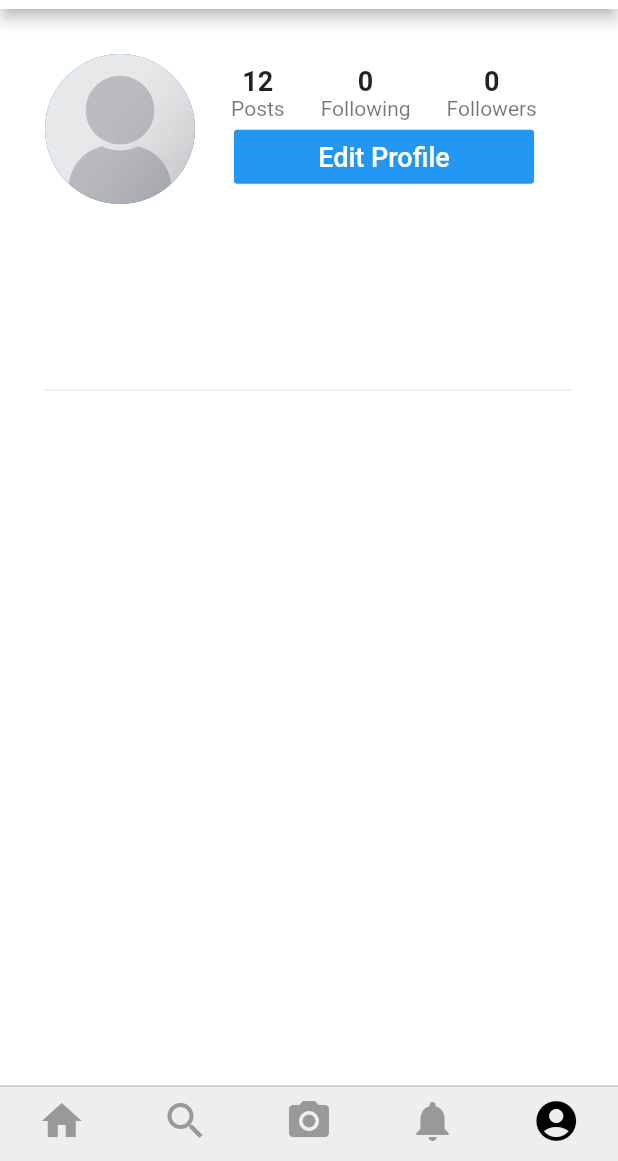
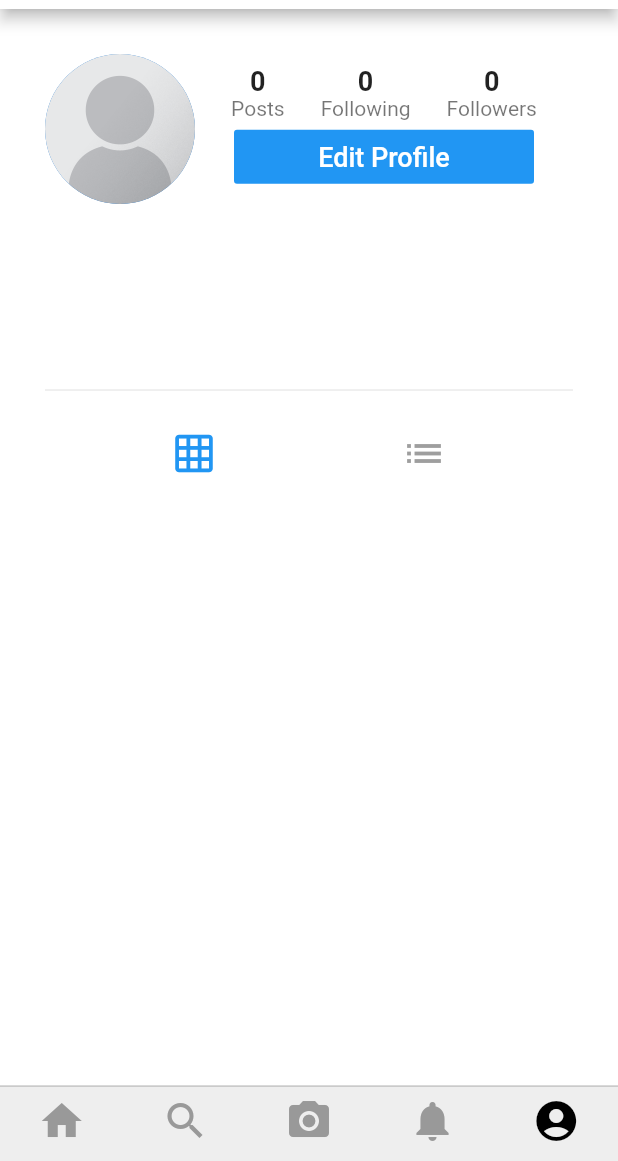
Before and after one commit to lahiruzone/flutter-firebase-instagram, a Flutter app: the screen it shows once a user with an empty profile is signed in, swiped to page 5, on a phone screen of 412 x 824 dp, the part 75-1236 px from its top. Run offline on Flutter 3.47's test engine with Material 2 defaults, Android fonts, the phone set to English and light mode, and no system bars; our stand-ins replace cached_network_image, cloud_firestore, firebase_auth, firebase_storage, flutter_image_compress, image_cropper and 2 more; accounts and stored records are empty.

Commit message:
User profile Post view => Grid and List views

```diff
--- a/lib/screens/profile_screen.dart
+++ b/lib/screens/profile_screen.dart
@@ -1,10 +1,12 @@
 import 'package:cached_network_image/cached_network_image.dart';
 import 'package:flutter/material.dart';
+import 'package:flutter_firebase_instagram/models/post_model.dart';
 import 'package:flutter_firebase_instagram/models/user_data.dart';
 import 'package:flutter_firebase_instagram/models/user_model.dart';
 import 'package:flutter_firebase_instagram/screens/EditProfileScreen.dart';
 import 'package:flutter_firebase_instagram/services/database_service.dart';
 import 'package:flutter_firebase_instagram/utilities/constant.dart';
+import 'package:flutter_firebase_instagram/widgets/post_list_view.dart';
 import 'package:provider/provider.dart';
 
 class ProfileScreen extends StatefulWidget {
@@ -23,6 +25,9 @@ class _ProfileScreenState extends State<ProfileScreen> {
   bool _isFollowing = false;
   int _followerCount = 0;
   int _followingCount = 0;
+  List<Post> _posts = [];
+  User _author;
+  int _displayPost = 0; // 0 - gird, 1 - colum
 
   @override
   void initState() {
@@ -30,6 +35,8 @@ class _ProfileScreenState extends State<ProfileScreen> {
     _setupIsFollowing();
     _setupFollowers();
     _setupFollowing();
+    _setupUserPosts();
+    _setUpPostAuthor();
   }
 
   //becourse you can not run asyn in init
@@ -54,6 +61,20 @@ class _ProfileScreenState extends State<ProfileScreen> {
     int userFollowingCount = await DatabaseService.numFollowing(widget.userId);
     setState(() {
       _followingCount = userFollowingCount;
+    });
+  }
+
+  _setupUserPosts() async {
+    List<Post> posts = await DatabaseService.getUserPosts(widget.userId);
+    setState(() {
+      _posts = posts;
+    });
+  }
+
+  _setUpPostAuthor() async {
+    User author = await DatabaseService.getUserFromId(widget.userId);
+    setState(() {
+      _author = author;
     });
   }
 
@@ -124,6 +145,129 @@ class _ProfileScreenState extends State<ProfileScreen> {
           );
   }
 
+  _buildProfileInfor(User user) {
+    return Column(
+      children: <Widget>[
+        Padding(
+          padding: const EdgeInsets.fromLTRB(30.0, 30.0, 30.0, 0),
+          child: Row(
+            children: <Widget>[
+              CircleAvatar(
+                radius: 50.0,
+                backgroundImage: user.profileImageUrl.isEmpty
+                    ? AssetImage('assets/images/user_paceholder.png')
+                    : CachedNetworkImageProvider(user.profileImageUrl),
+              ),
+              Expanded(
+                child: Column(
+                  children: <Widget>[
+                    Row(
+                      mainAxisAlignment: MainAxisAlignment.spaceEvenly,
+                      children: <Widget>[
+                        _profileDetails(_posts.length, 'Posts'),
+                        _profileDetails(_followingCount, 'Following'),
+                        _profileDetails(_followerCount, 'Followers'),
+                      ],
+                    ),
+                    _displayButton(user),
+                  ],
+                ),
+              )
+            ],
+          ),
+        ),
+        Padding(
+          padding: const EdgeInsets.symmetric(horizontal: 30.0, vertical: 10.0),
+          child: Column(
+            crossAxisAlignment: CrossAxisAlignment.start,
+            children: <Widget>[
+              Text(
+                user.name,
+                style: TextStyle(fontSize: 18.0, fontWeight: FontWeight.bold),
+              ),
+              SizedBox(
+                height: 5.0,
+              ),
+              Container(height: 80.0, child: Text(user.bio)),
+              Divider()
+            ],
+          ),
+        )
+      ],
+    );
+  }
+
+  _buildToggleButton() {
+    return Row(
+      mainAxisAlignment: MainAxisAlignment.spaceEvenly,
+      children: <Widget>[
+        IconButton(
+            icon: Icon(Icons.grid_on),
+            iconSize: 30.0,
+            color: _displayPost == 0
+                ? Theme.of(context).primaryColor
+                : Colors.grey,
+            onPressed: () {
+              setState(() {
+                _displayPost = 0;
+              });
+            }),
+        IconButton(
+            icon: Icon(Icons.list),
+            iconSize: 30.0,
+            color: _displayPost == 1
+                ? Theme.of(context).primaryColor
+                : Colors.grey,
+            onPressed: () {
+              setState(() {
+                _displayPost = 1;
+              });
+            })
+      ],
+    );
+  }
+
+  _buildTilePost(Post post) {
+    return GridTile(
+      child: Image(
+        image: CachedNetworkImageProvider(post.imageUrl),
+        fit: BoxFit.cover,
+      ),
+    );
+  }
+
+  _buildDispalyPost() {
+    if (_displayPost == 0) {
+      //Grid
+      List<GridTile> tiles = [];
+      _posts.forEach((post) => tiles.add(_buildTilePost(post)));
+      return GridView.count(
+        crossAxisCount: 3,
+        childAspectRatio: 1.0,
+        mainAxisSpacing: 2.0,
+        crossAxisSpacing: 2.0,
+        shrinkWrap: true,
+        physics: NeverScrollableScrollPhysics(), //to scroll whole page
+        // children: <Widget>[],
+        children: tiles,
+      );
+    } else {
+      //Column
+      List<PostListView> postListView = [];
+      _posts.forEach((post) {
+        postListView.add(PostListView(
+          post: post,
+          currentUserId: widget.currentUserId,
+          author: _author,
+          isPostListVieweUsedInProfileScreen: true,
+        ));
+      });
+      return Column(
+        children: postListView,
+      );
+    }
+  }
+
   @override
   Widget build(BuildContext context) {
     return Scaffold(
@@ -153,53 +297,9 @@ class _ProfileScreenState extends State<ProfileScreen> {
             print(user.profileImageUrl);
             return ListView(
               children: <Widget>[
-                Padding(
-                  padding: const EdgeInsets.fromLTRB(30.0, 30.0, 30.0, 0),
-                  child: Row(
-                    children: <Widget>[
-                      CircleAvatar(
-                        radius: 50.0,
-                        backgroundImage: user.profileImageUrl.isEmpty
-                            ? AssetImage('assets/images/user_paceholder.png')
-                            : CachedNetworkImageProvider(user.profileImageUrl),
-                      ),
-                      Expanded(
-                        child: Column(
-                          children: <Widget>[
-                            Row(
-                              mainAxisAlignment: MainAxisAlignment.spaceEvenly,
-                              children: <Widget>[
-                                _profileDetails(12, 'Posts'),
-                                _profileDetails(_followingCount, 'Following'),
-                                _profileDetails(_followerCount, 'Followers'),
-                              ],
-                            ),
-                            _displayButton(user),
-                          ],
-                        ),
-                      )
-                    ],
-                  ),
-                ),
-                Padding(
-                  padding: const EdgeInsets.symmetric(
-                      horizontal: 30.0, vertical: 10.0),
-                  child: Column(
-                    crossAxisAlignment: CrossAxisAlignment.start,
-                    children: <Widget>[
-                      Text(
-                        user.name,
-                        style: TextStyle(
-                            fontSize: 18.0, fontWeight: FontWeight.bold),
-                      ),
-                      SizedBox(
-                        height: 5.0,
-                      ),
-                      Container(height: 80.0, child: Text(user.bio)),
-                      Divider()
-                    ],
-                  ),
-                ),
+                _buildProfileInfor(user),
+                _buildToggleButton(),
+                _buildDispalyPost(),
               ],
             );
           }
--- a/lib/services/database_service.dart
+++ b/lib/services/database_service.dart
@@ -5,13 +5,13 @@ import 'package:flutter_firebase_instagram/utilities/constant.dart';
 
 class DatabaseService {
   static Future<void> updateUser(User user) async {
-   await userRef.document(user.id).updateData({
+    await userRef.document(user.id).updateData({
       'name': user.name,
       'bio': user.bio,
       'profileImageUrl': user.profileImageUrl,
     });
+  }
 
-  }
 
   static Future<void> createPost(Post post) async {
     postRef.document(post.authorId).collection('usersPost').add({
@@ -28,6 +28,7 @@ class DatabaseService {
         userRef.where('name', isGreaterThanOrEqualTo: name).getDocuments();
     return users;
   }
+
 
   static void followUser(String currentUserId, String userId) {
     print('Callin >>>>>>>>>>>>>>>>>>>>>>>>> Flw');
@@ -117,6 +118,19 @@ class DatabaseService {
     return posts;
   }
 
+  static Future<List<Post>> getUserPosts(String userId) async {
+    QuerySnapshot postsSnapshot = await postRef
+        .document(userId)
+        .collection('usersPost')
+        .orderBy('timeStamp', descending: true)
+        .getDocuments();
+
+    List<Post> posts =
+        postsSnapshot.documents.map((doc) => Post.fromDoc(doc)).toList();
+
+    return posts;
+  }
+
   //post have authorId, so we need a methord to getuser details from a ID
   static Future<User> getUserFromId(String userId) async {
     DocumentSnapshot userDocSnapshot = await userRef.document(userId).get();
```
Also changed, not shown: lib/screens/feed_screen.dart (+8 -94 lines), lib/widgets/post_list_view.dart (added, +110 -0 lines).
